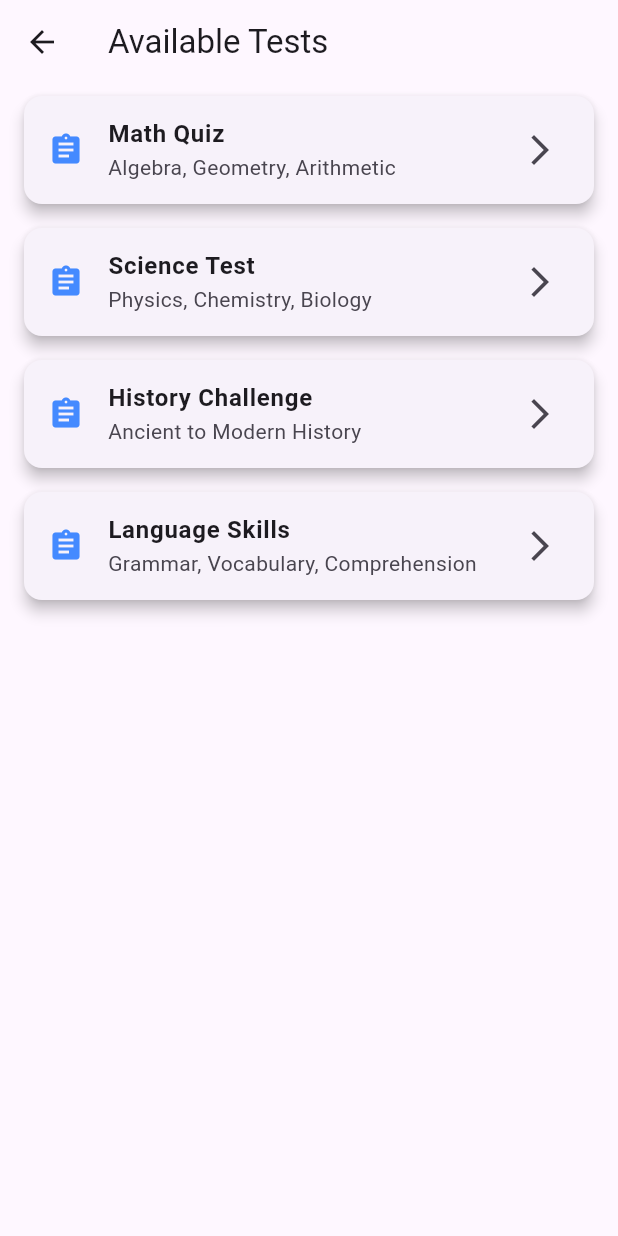
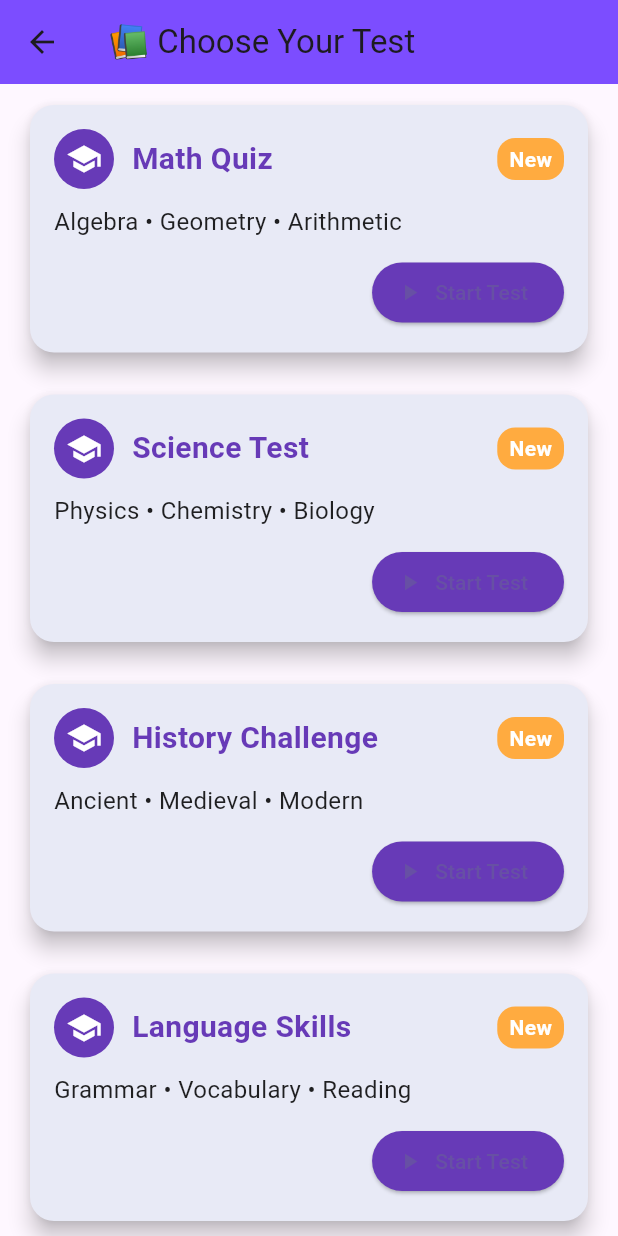
Before and after one commit to AnantKumarSingh26/SQuiz, a Flutter app: the TestScreen screen opened directly, on a phone screen of 412 x 824 dp. Run offline on Flutter 3.47's test engine with Material 3 defaults, Android fonts, the phone set to English and light mode, and no system bars; our stand-ins replace firebase_core, google_fonts, google_nav_bar; accounts and stored records are empty; generated files the repository leaves out were written again.

Commit message:
test cards

```diff
--- a/lib/screens/test_screen.dart
+++ b/lib/screens/test_screen.dart
@@ -2,32 +2,87 @@ import 'package:flutter/material.dart';
 
 class TestScreen extends StatelessWidget {
   final List<Map<String, String>> tests = [
-    {'title': 'Math Quiz', 'description': 'Algebra, Geometry, Arithmetic'},
-    {'title': 'Science Test', 'description': 'Physics, Chemistry, Biology'},
-    {'title': 'History Challenge', 'description': 'Ancient to Modern History'},
-    {'title': 'Language Skills', 'description': 'Grammar, Vocabulary, Comprehension'},
+    {'title': 'Math Quiz', 'description': 'Algebra • Geometry • Arithmetic'},
+    {'title': 'Science Test', 'description': 'Physics • Chemistry • Biology'},
+    {'title': 'History Challenge', 'description': 'Ancient • Medieval • Modern'},
+    {'title': 'Language Skills', 'description': 'Grammar • Vocabulary • Reading'},
   ];
 
   @override
   Widget build(BuildContext context) {
     return Scaffold(
-      appBar: AppBar(title: Text('Available Tests')),
+      appBar: AppBar(
+        title: Text('📚 Choose Your Test'),
+        backgroundColor: Colors.deepPurpleAccent,
+      ),
       body: ListView.builder(
         itemCount: tests.length,
         itemBuilder: (context, index) {
           final test = tests[index];
-          return Card(
-            margin: EdgeInsets.symmetric(horizontal: 16, vertical: 8),
-            elevation: 4,
-            shape: RoundedRectangleBorder(borderRadius: BorderRadius.circular(12)),
-            child: ListTile(
-              leading: Icon(Icons.assignment, color: Colors.blueAccent),
-              title: Text(test['title']!, style: TextStyle(fontWeight: FontWeight.bold)),
-              subtitle: Text(test['description']!),
-              trailing: Icon(Icons.arrow_forward_ios),
-              onTap: () {
-                // Navigate to test details or start test
-              },
+          return Container(
+            margin: EdgeInsets.symmetric(horizontal: 16, vertical: 10),
+            child: Card(
+              elevation: 6,
+              shape: RoundedRectangleBorder(borderRadius: BorderRadius.circular(16)),
+              color: Colors.indigo.shade50,
+              child: Padding(
+                padding: const EdgeInsets.all(16.0),
+                child: Column(
+                  crossAxisAlignment: CrossAxisAlignment.start,
+                  children: [
+                    Row(
+                      children: [
+                        CircleAvatar(
+                          backgroundColor: Colors.deepPurple,
+                          child: Icon(Icons.school, color: Colors.white),
+                        ),
+                        SizedBox(width: 12),
+                        Expanded(
+                          child: Text(
+                            test['title']!,
+                            style: TextStyle(
+                              fontSize: 20,
+                              fontWeight: FontWeight.bold,
+                              color: Colors.deepPurple,
+                            ),
+                          ),
+                        ),
+                        Container(
+                          padding: EdgeInsets.symmetric(horizontal: 8, vertical: 4),
+                          decoration: BoxDecoration(
+                            color: Colors.orangeAccent,
+                            borderRadius: BorderRadius.circular(12),
+                          ),
+                          child: Text(
+                            'New',
+                            style: TextStyle(color: Colors.white, fontWeight: FontWeight.bold),
+                          ),
+                        ),
+                      ],
+                    ),
+                    SizedBox(height: 10),
+                    Text(
+                      test['description']!,
+                      style: TextStyle(fontSize: 16, color: Colors.black87),
+                    ),
+                    SizedBox(height: 12),
+                    Align(
+                      alignment: Alignment.centerRight,
+                      child: ElevatedButton.icon(
+                        onPressed: () {
+                          // Navigate to test screen
+                        },
+                        icon: Icon(Icons.play_arrow),
+                        label: Text('Start Test'),
+                        style: ElevatedButton.styleFrom(
+                          backgroundColor: Colors.deepPurple,
+                          shape: StadiumBorder(),
+                        ),
+                      ),
+                    ),
+                  ],
+                ),
+              ),
             ),
           );
         },
```
